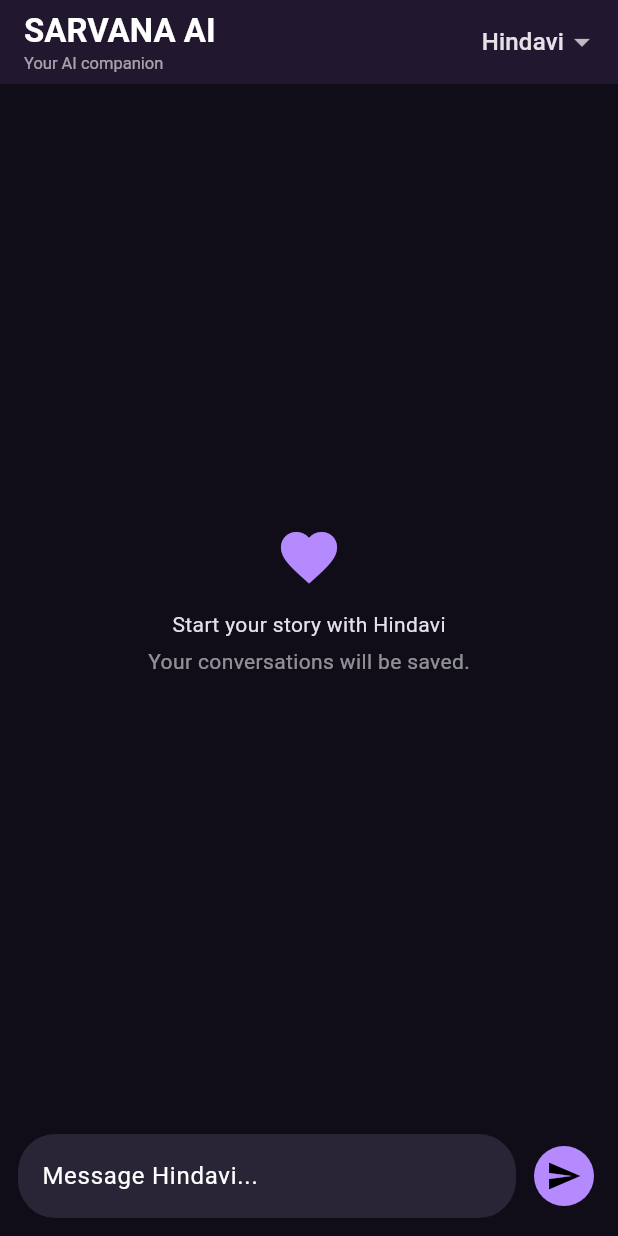
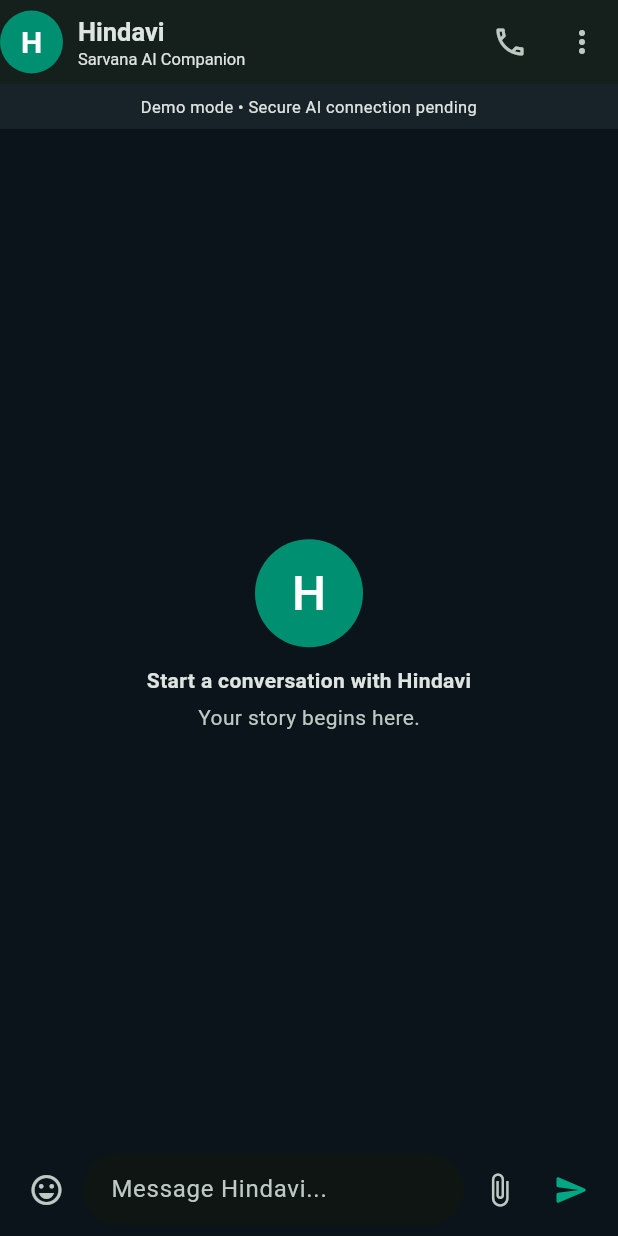
Before and after one commit to siddheshpatil2807-source/Sarvana-AI, a Flutter app: the screen it shows after launch, on a phone screen of 412 x 824 dp. Run offline on Flutter 3.47's test engine with Material 3 defaults, Android fonts, the phone set to English and light mode, and no system bars; our stand-ins replace shared_preferences.

Commit message:
main.dart

```diff
--- a/lib/main.dart
+++ b/lib/main.dart
@@ -1,207 +1,182 @@
 
 import 'dart:convert';
-import 'dart:io';
 import 'package:flutter/material.dart';
 import 'package:shared_preferences/shared_preferences.dart';
 
 void main() {
-  WidgetsFlutterBinding.ensureInitialized();
   runApp(const SarvanaApp());
 }
 
-const String backendUrl = 'https://sarvana-ai.onrender.com';
+class SarvanaApp extends StatefulWidget {
+  const SarvanaApp({super.key});
 
-// Temporary testing placeholder.
-// Do not put your OpenAI API key here.
-const String appToken =Sarvana_7mQ9vL2xK8pR5nT4wH6cF3zB1jY0aD;
+  @override
+  State<SarvanaApp> createState() => _SarvanaAppState();
+}
 
-class SarvanaApp extends StatelessWidget {
-  const SarvanaApp({super.key});
+class _SarvanaAppState extends State<SarvanaApp> {
+  ThemeMode themeMode = ThemeMode.dark;
+
+  @override
+  void initState() {
+    super.initState();
+    loadTheme();
+  }
+
+  Future<void> loadTheme() async {
+    final prefs = await SharedPreferences.getInstance();
+    final saved = prefs.getString('sarvana_theme') ?? 'dark';
+    if (!mounted) return;
+    setState(() {
+      themeMode = saved == 'light'
+          ? ThemeMode.light
+          : saved == 'system'
+              ? ThemeMode.system
+              : ThemeMode.dark;
+    });
+  }
+
+  Future<void> changeTheme(ThemeMode mode) async {
+    final prefs = await SharedPreferences.getInstance();
+    await prefs.setString(
+      'sarvana_theme',
+      mode == ThemeMode.light
+          ? 'light'
+          : mode == ThemeMode.system
+              ? 'system'
+              : 'dark',
+    );
+    setState(() => themeMode = mode);
+  }
 
   @override
   Widget build(BuildContext context) {
     return MaterialApp(
       debugShowCheckedModeBanner: false,
       title: 'Sarvana AI',
-      theme: ThemeData.dark().copyWith(
-        scaffoldBackgroundColor: const Color(0xFF100D19),
-        colorScheme: const ColorScheme.dark(
-          primary: Color(0xFFB58AFF),
+      themeMode: themeMode,
+      theme: ThemeData(
+        brightness: Brightness.light,
+        colorScheme: ColorScheme.fromSeed(
+          seedColor: const Color(0xFF008F70),
+          brightness: Brightness.light,
         ),
+        scaffoldBackgroundColor: const Color(0xFFF0F2F5),
+        useMaterial3: true,
       ),
-      home: const ChatScreen(),
+      darkTheme: ThemeData(
+        brightness: Brightness.dark,
+        colorScheme: ColorScheme.fromSeed(
+          seedColor: const Color(0xFF00A884),
+          brightness: Brightness.dark,
+        ),
+        scaffoldBackgroundColor: const Color(0xFF0B141A),
+        useMaterial3: true,
+      ),
+      home: ChatScreen(
+        themeMode: themeMode,
+        onThemeChanged: changeTheme,
+      ),
     );
   }
 }
 
 class ChatScreen extends StatefulWidget {
-  const ChatScreen({super.key});
+  final ThemeMode themeMode;
+  final ValueChanged<ThemeMode> onThemeChanged;
+
+  const ChatScreen({
+    super.key,
+    required this.themeMode,
+    required this.onThemeChanged,
+  });
 
   @override
   State<ChatScreen> createState() => _ChatScreenState();
 }
 
 class _ChatScreenState extends State<ChatScreen> {
-  final storage = SharedPreferencesAsync();
   final controller = TextEditingController();
   final scrollController = ScrollController();
 
-  final characters = ['Hindavi', 'Kabir', 'Vivaan', 'Meher'];
-
-  String character = 'Hindavi';
-  List<Map<String, String>> messages = [];
-  List<Map<String, String>> history = [];
-
-  bool loading = false;
-  bool loadingHistory = true;
-
-  String storageKey(String name) => 'sarvana_chat_$name';
-
-  Future<void> saveMessages() async {
-    await storage.setString(
-      storageKey(character),
-      jsonEncode(messages),
-    );
-  }
-
-  Future<void> loadMessages(String name) async {
-    setState(() {
-      loadingHistory = true;
-      messages = [];
-      history = [];
-    });
-
-    try {
-      final saved = await storage.getString(storageKey(name));
-
-      if (saved != null) {
-        final decoded = jsonDecode(saved) as List;
-
-        final loaded = decoded.map((item) {
-          return Map<String, String>.from(item);
-        }).toList();
-
-        if (mounted && character == name) {
-          setState(() {
-            messages = loaded;
-            history = loaded.where((item) {
-              return item['role'] == 'user' ||
-                  item['role'] == 'assistant';
-            }).toList();
-          });
-        }
-      }
-    } catch (_) {
-      // Ignore invalid old local data.
-    }
-
-    if (mounted) {
-      setState(() => loadingHistory = false);
-    }
-  }
+  List<Map<String, dynamic>> messages = [];
+  bool loading = true;
 
   @override
   void initState() {
     super.initState();
-    loadMessages(character);
+    loadMessages();
+  }
+
+  Future<void> loadMessages() async {
+    final prefs = await SharedPreferences.getInstance();
+    final saved = prefs.getString('hindavi_chat');
+    if (saved != null) {
+      messages = List<Map<String, dynamic>>.from(
+        (jsonDecode(saved) as List).map(
+          (item) => Map<String, dynamic>.from(item),
+        ),
+      );
+    }
+    if (mounted) setState(() => loading = false);
+    scrollToBottom();
+  }
+
+  Future<void> saveMessages() async {
+    final prefs = await SharedPreferences.getInstance();
+    await prefs.setString('hindavi_chat', jsonEncode(messages));
+  }
+
+  void scrollToBottom() {
+    WidgetsBinding.instance.addPostFrameCallback((_) {
+      if (scrollController.hasClients) {
+        scrollController.animateTo(
+          scrollController.position.maxScrollExtent,
+          duration: const Duration(milliseconds: 250),
+          curve: Curves.easeOut,
+        );
+      }
+    });
   }
 
   Future<void> sendMessage() async {
     final text = controller.text.trim();
-
-    if (text.isEmpty || loading || loadingHistory) return;
-
-    if (appToken =='Sarvana_7mQ9vL2xK8pR5nT4wH6cF3zB1jY0aD') {
-      ScaffoldMessenger.of(context).showSnackBar(
-        const SnackBar(content: Text('App token setup is pending.')),
-      );
-      return;
-    }
+    if (text.isEmpty) return;
 
     controller.clear();
 
-    final previousHistory =
-        history.map((item) => Map<String, String>.from(item)).toList();
-
-    setState(() {
-      messages.add({'role': 'user', 'content': text});
-      history.add({'role': 'user', 'content': text});
-      loading = true;
-    });
-
-    await saveMessages();
-
-    try {
-      final client = HttpClient();
-      client.connectionTimeout = const Duration(seconds: 40);
-
-      final request = await client.postUrl(
-        Uri.parse('$backendUrl/chat'),
-      );
-
-      request.headers.contentType = ContentType.json;
-      request.headers.set('x-app-token', appToken);
-
-      request.write(jsonEncode({
-        'character': character,
-        'message': text,
-        'history': previousHistory.take(30).toList(),
-      }));
-
-      final response = await request.close();
-      final body = await response.transform(utf8.decoder).join();
-      client.close();
-
-      if (response.statusCode != 200) {
-        throw Exception('Server error ${response.statusCode}');
-      }
-
-      final data = jsonDecode(body);
-      final reply = data['reply']?.toString() ?? 'No reply received.';
-
-      if (!mounted) return;
-
     setState(() {
       messages.add({
-          'role': 'assistant',
-          'content': reply,
-        });
-
-        history.add({
-          'role': 'assistant',
-          'content': reply,
+        'text': text,
+        'mine': true,
+        'time': DateTime.now().toIso8601String(),
       });
     });
 
     await saveMessages();
-    } catch (_) {
-      if (mounted) {
+    scrollToBottom();
+
+    if (!mounted) return;
     ScaffoldMessenger.of(context).showSnackBar(
       const SnackBar(
-            content: Text('Connection failed. Please try again.'),
+        content: Text(
+          'Message saved. AI connection will be enabled after secure setup.',
+        ),
+        duration: Duration(seconds: 2),
       ),
     );
   }
-    } finally {
-      if (mounted) {
-        setState(() => loading = false);
 
-        if (scrollController.hasClients) {
-          scrollController.animateTo(
-            scrollController.position.maxScrollExtent,
-            duration: const Duration(milliseconds: 300),
-            curve: Curves.easeOut,
-          );
+  String timeLabel(dynamic value) {
+    try {
+      final date = DateTime.parse(value.toString()).toLocal();
+      final hour = date.hour % 12 == 0 ? 12 : date.hour % 12;
+      final minute = date.minute.toString().padLeft(2, '0');
+      final period = date.hour >= 12 ? 'PM' : 'AM';
+      return '$hour:$minute $period';
+    } catch (_) {
+      return '';
     }
-      }
-    }
-  }
-
-  Future<void> changeCharacter(String? value) async {
-    if (value == null || loading) return;
-
-    setState(() => character = value);
-    await loadMessages(value);
   }
 
   @override
@@ -213,116 +188,255 @@ class _ChatScreenState extends State<ChatScreen> {
 
   @override
   Widget build(BuildContext context) {
+    final dark = Theme.of(context).brightness == Brightness.dark;
+    final incoming = dark
+        ? const Color(0xFF202C33)
+        : Colors.white;
+    final outgoing = dark
+        ? const Color(0xFF005C4B)
+        : const Color(0xFFD9FDD3);
+
     return Scaffold(
       appBar: AppBar(
-        backgroundColor: const Color(0xFF21182F),
-        title: const Column(
+        elevation: 1,
+        titleSpacing: 0,
+        title: Row(
+          children: [
+            const CircleAvatar(
+              radius: 21,
+              backgroundColor: Color(0xFF008F70),
+              child: Text(
+                'H',
+                style: TextStyle(
+                  color: Colors.white,
+                  fontSize: 20,
+                  fontWeight: FontWeight.bold,
+                ),
+              ),
+            ),
+            const SizedBox(width: 10),
+            const Expanded(
+              child: Column(
                 crossAxisAlignment: CrossAxisAlignment.start,
                 children: [
-            Text('SARVANA AI',
-                style: TextStyle(fontWeight: FontWeight.bold)),
-            Text('Your AI companion',
-                style: TextStyle(fontSize: 11, color: Colors.white60)),
+                  Text(
+                    'Hindavi',
+                    style: TextStyle(
+                      fontSize: 17,
+                      fontWeight: FontWeight.w600,
+                    ),
+                  ),
+                  Text(
+                    'Sarvana AI Companion',
+                    style: TextStyle(fontSize: 11),
+                  ),
+                ],
+              ),
+            ),
           ],
         ),
         actions: [
-          DropdownButton<String>(
-            value: character,
-            dropdownColor: const Color(0xFF29213B),
-            underline: const SizedBox(),
-            items: characters.map((name) {
-              return DropdownMenuItem(
-                value: name,
-                child: Text(name),
+          IconButton(
+            icon: const Icon(Icons.call_outlined),
+            onPressed: () {
+              ScaffoldMessenger.of(context).showSnackBar(
+                const SnackBar(content: Text('Voice calling coming soon')),
               );
-            }).toList(),
-            onChanged: changeCharacter,
+            },
           ),
-          const SizedBox(width: 12),
+          PopupMenuButton<ThemeMode>(
+            icon: const Icon(Icons.more_vert),
+            onSelected: widget.onThemeChanged,
+            itemBuilder: (context) => const [
+              PopupMenuItem(
+                value: ThemeMode.light,
+                child: Text('Light mode'),
+              ),
+              PopupMenuItem(
+                value: ThemeMode.dark,
+                child: Text('Dark mode'),
+              ),
+              PopupMenuItem(
+                value: ThemeMode.system,
+                child: Text('System default'),
+              ),
+            ],
+          ),
         ],
       ),
       body: Column(
         children: [
+          Container(
+            width: double.infinity,
+            padding: const EdgeInsets.symmetric(
+              horizontal: 12,
+              vertical: 7,
+            ),
+            color: dark
+                ? const Color(0xFF182229)
+                : const Color(0xFFE4F3EC),
+            child: const Text(
+              'Demo mode • Secure AI connection pending',
+              textAlign: TextAlign.center,
+              style: TextStyle(fontSize: 11),
+            ),
+          ),
           Expanded(
-            child: loadingHistory
+            child: loading
                 ? const Center(child: CircularProgressIndicator())
                 : messages.isEmpty
                     ? Center(
                         child: Column(
                           mainAxisSize: MainAxisSize.min,
                           children: [
-                            const Icon(Icons.favorite,
-                                size: 45, color: Color(0xFFB58AFF)),
+                            const CircleAvatar(
+                              radius: 36,
+                              backgroundColor: Color(0xFF008F70),
+                              child: Text(
+                                'H',
+                                style: TextStyle(
+                                  fontSize: 32,
+                                  color: Colors.white,
+                                ),
+                              ),
+                            ),
                             const SizedBox(height: 12),
-                            Text('Start your story with $character'),
+                            const Text(
+                              'Start a conversation with Hindavi',
+                              style: TextStyle(
+                                fontWeight: FontWeight.w600,
+                              ),
+                            ),
                             const SizedBox(height: 5),
-                            const Text(
-                              'Your conversations will be saved.',
-                              style: TextStyle(color: Colors.white54),
+                            Text(
+                              'Your story begins here.',
+                              style: TextStyle(
+                                color: Theme.of(context)
+                                    .colorScheme
+                                    .onSurfaceVariant,
+                              ),
                             ),
                           ],
                         ),
                       )
                     : ListView.builder(
                         controller: scrollController,
-                        padding: const EdgeInsets.all(16),
+                        padding: const EdgeInsets.all(12),
                         itemCount: messages.length,
                         itemBuilder: (context, index) {
                           final item = messages[index];
-                          final isUser = item['role'] == 'user';
+                          final mine = item['mine'] == true;
 
                           return Align(
-                            alignment: isUser
+                            alignment: mine
                                 ? Alignment.centerRight
                                 : Alignment.centerLeft,
                             child: Container(
-                              constraints:
-                                  const BoxConstraints(maxWidth: 310),
-                              margin: const EdgeInsets.symmetric(vertical: 7),
-                              padding: const EdgeInsets.all(14),
+                              constraints: BoxConstraints(
+                                maxWidth:
+                                    MediaQuery.of(context).size.width * 0.78,
+                              ),
+                              margin: const EdgeInsets.symmetric(
+                                vertical: 4,
+                              ),
+                              padding: const EdgeInsets.fromLTRB(
+                                12, 9, 9, 6,
+                              ),
                               decoration: BoxDecoration(
-                                color: isUser
-                                    ? const Color(0xFF7651B5)
-                                    : const Color(0xFF292536),
-                                borderRadius: BorderRadius.circular(18),
+                                color: mine ? outgoing : incoming,
+                                borderRadius: BorderRadius.only(
+                                  topLeft: const Radius.circular(12),
+                                  topRight: const Radius.circular(12),
+                                  bottomLeft: Radius.circular(mine ? 12 : 2),
+                                  bottomRight: Radius.circular(mine ? 2 : 12),
                                 ),
-                              child: Text(item['content'] ?? ''),
+                              ),
+                              child: Column(
+                                crossAxisAlignment: CrossAxisAlignment.end,
+                                children: [
+                                  Align(
+                                    alignment: Alignment.centerLeft,
+                                    child: Text(
+                                      item['text']?.toString() ?? '',
+                                      style: const TextStyle(fontSize: 15),
+                                    ),
+                                  ),
+                                  const SizedBox(height: 4),
+                                  Text(
+                                    timeLabel(item['time']),
+                                    style: TextStyle(
+                                      fontSize: 10,
+                                      color: Theme.of(context)
+                                          .colorScheme
+                                          .onSurfaceVariant,
+                                    ),
+                                  ),
+                                ],
+                              ),
                             ),
                           );
                         },
                       ),
           ),
-          if (loading)
-            const Padding(
-              padding: EdgeInsets.all(8),
-              child: Text('Typing...'),
+          SafeArea(
+            top: false,
+            child: Container(
+              padding: const EdgeInsets.symmetric(
+                horizontal: 7,
+                vertical: 7,
               ),
-          SafeArea(
-            child: Padding(
-              padding: const EdgeInsets.all(12),
+              color: Theme.of(context).scaffoldBackgroundColor,
               child: Row(
+                crossAxisAlignment: CrossAxisAlignment.end,
                 children: [
+                  IconButton(
+                    icon: const Icon(Icons.emoji_emotions_outlined),
+                    onPressed: () {
+                      ScaffoldMessenger.of(context).showSnackBar(
+                        const SnackBar(
+                          content: Text('Emoji picker coming soon'),
+                        ),
+                      );
+                    },
+                  ),
                   Expanded(
                     child: TextField(
                       controller: controller,
                       minLines: 1,
-                      maxLines: 4,
-                      onSubmitted: (_) => sendMessage(),
+                      maxLines: 5,
+                      textCapitalization: TextCapitalization.sentences,
                       decoration: InputDecoration(
-                        hintText: 'Message $character...',
+                        hintText: 'Message Hindavi...',
                         filled: true,
-                        fillColor: const Color(0xFF292536),
+                        fillColor: Theme.of(context).colorScheme.surface,
+                        contentPadding: const EdgeInsets.symmetric(
+                          horizontal: 15,
+                          vertical: 11,
+                        ),
                         border: OutlineInputBorder(
                           borderRadius: BorderRadius.circular(25),
                           borderSide: BorderSide.none,
                         ),
                       ),
+                      onSubmitted: (_) => sendMessage(),
                     ),
                   ),
-                  const SizedBox(width: 8),
-                  IconButton.filled(
-                    onPressed: loading ? null : sendMessage,
-                    icon: const Icon(Icons.send),
+                  IconButton(
+                    icon: const Icon(Icons.attach_file),
+                    onPressed: () {
+                      ScaffoldMessenger.of(context).showSnackBar(
+                        const SnackBar(
+                          content: Text('Attachments coming soon'),
+                        ),
+                      );
+                    },
+                  ),
+                  IconButton(
+                    onPressed: sendMessage,
+                    icon: const Icon(
+                      Icons.send_rounded,
+                      color: Color(0xFF00A884),
+                    ),
                   ),
                 ],
               ),
```
Lines whose indentation alone changed are shown as unchanged.
